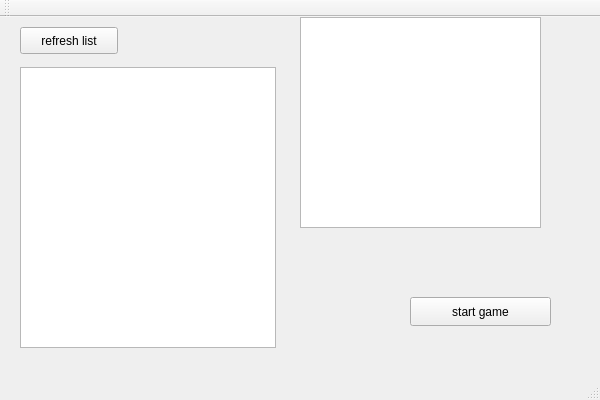
Old version of the form MainClient/gui/mainwindow.ui in the repository stareven/Dlut-Game-Platform.
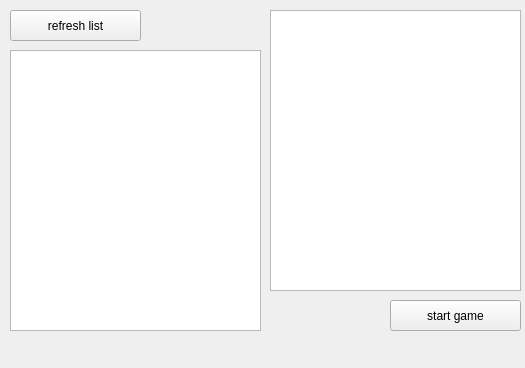
New version of the form.

Commit message: merge ui design by oahcil

The edit to the form file:
```diff
--- a/MainClient/gui/mainwindow.ui
+++ b/MainClient/gui/mainwindow.ui
@@ -6,8 +6,8 @@
    <rect>
     <x>0</x>
     <y>0</y>
-    <width>600</width>
-    <height>400</height>
+    <width>525</width>
+    <height>368</height>
    </rect>
   </property>
   <property name="windowTitle">
@@ -17,9 +17,9 @@
    <widget class="QListWidget" name="list_game">
     <property name="geometry">
      <rect>
-      <x>20</x>
+      <x>10</x>
       <y>50</y>
-      <width>256</width>
+      <width>251</width>
       <height>281</height>
      </rect>
     </property>
@@ -27,20 +27,20 @@
    <widget class="QTextBrowser" name="tb_game">
     <property name="geometry">
      <rect>
-      <x>300</x>
-      <y>0</y>
-      <width>241</width>
-      <height>211</height>
+      <x>270</x>
+      <y>10</y>
+      <width>251</width>
+      <height>281</height>
      </rect>
     </property>
    </widget>
    <widget class="QPushButton" name="btn_refresh_list">
     <property name="geometry">
      <rect>
-      <x>20</x>
+      <x>10</x>
       <y>10</y>
-      <width>98</width>
-      <height>27</height>
+      <width>131</width>
+      <height>31</height>
      </rect>
     </property>
     <property name="text">
@@ -50,10 +50,10 @@
    <widget class="QPushButton" name="btn_start_game">
     <property name="geometry">
      <rect>
-      <x>410</x>
-      <y>280</y>
-      <width>141</width>
-      <height>29</height>
+      <x>390</x>
+      <y>300</y>
+      <width>131</width>
+      <height>31</height>
      </rect>
     </property>
     <property name="text">
@@ -71,15 +71,6 @@
     </rect>
    </property>
   </widget>
-  <widget class="QToolBar" name="mainToolBar">
-   <attribute name="toolBarArea">
-    <enum>TopToolBarArea</enum>
-   </attribute>
-   <attribute name="toolBarBreak">
-    <bool>false</bool>
-   </attribute>
-  </widget>
-  <widget class="QStatusBar" name="statusBar"/>
  </widget>
  <layoutdefault spacing="6" margin="11"/>
  <resources/>
```
Left out of the diff: 4 changed lines with no effect on the pictures. The commit also changes 5 other files.
